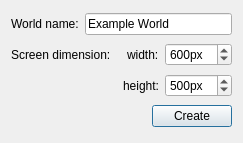
Qt form trunk/maker/src/wizard.ui (develer-staff/rooms) before a commit.
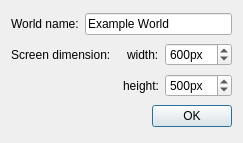
The same form after that commit.

Commit message: changing QPushButton with QDialogButtonBox in wizard because I need to use accepted() signal

```diff
--- a/trunk/maker/src/wizard.ui
+++ b/trunk/maker/src/wizard.ui
@@ -144,9 +144,9 @@
       </spacer>
      </item>
      <item>
-      <widget class="QPushButton" name="createButton">
-       <property name="text">
-        <string>Create</string>
+      <widget class="QDialogButtonBox" name="buttonBox">
+       <property name="standardButtons">
+        <set>QDialogButtonBox::Ok</set>
        </property>
       </widget>
      </item>
```
The commit also changes 1 other file.
